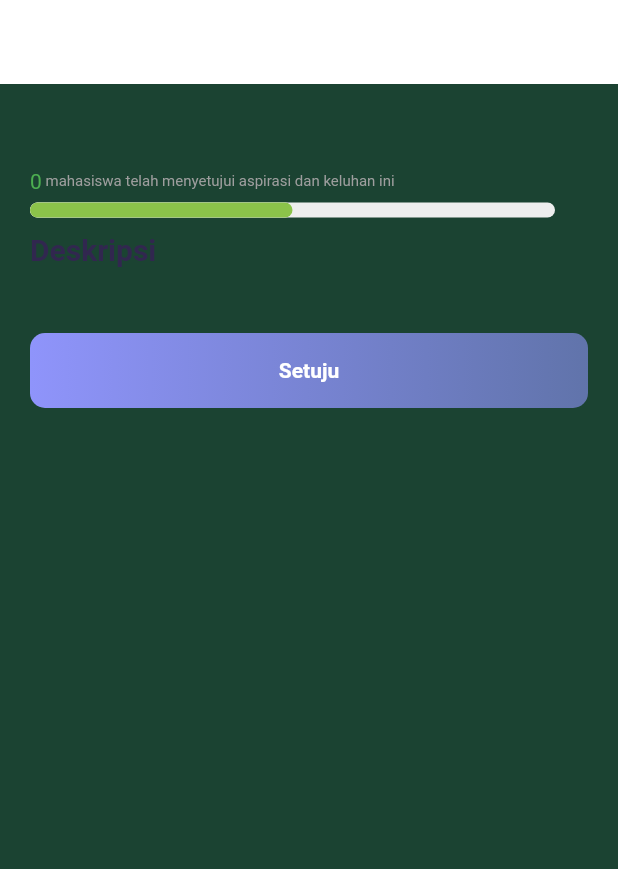
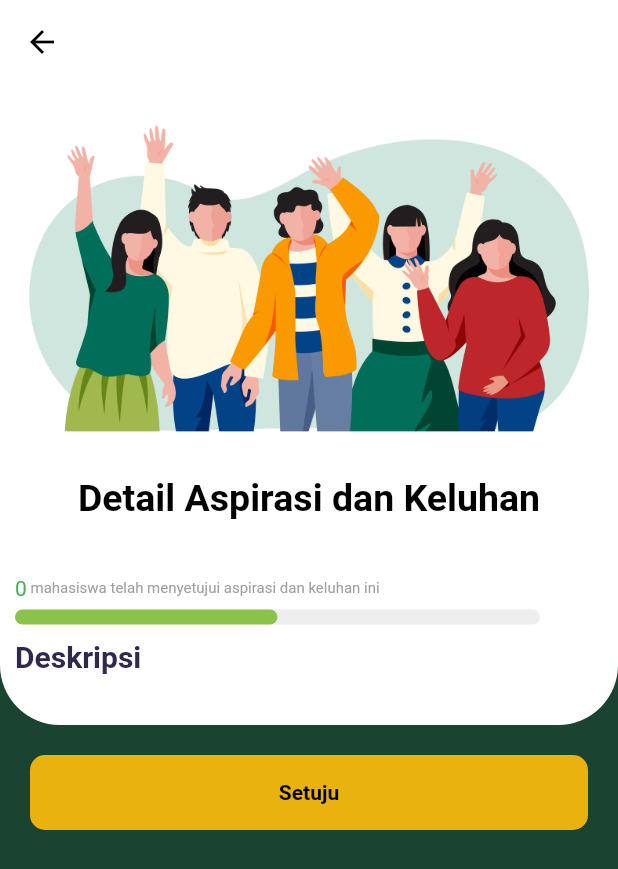
Before and after one commit to reza173040113/hmtif, a Flutter app: the DetailAspirasi screen opened directly with empty values, on a phone screen of 412 x 824 dp. Shown: the top 869 px of the screen. Run offline on Flutter 3.47's test engine with Material 2 defaults, Android fonts, the phone set to English and light mode, and no system bars; our stand-ins replace cloud_firestore, curved_navigation_bar, firebase_auth, firebase_core, simple_animations; accounts and stored records are empty.

Commit message:
update ui dan fungsi status aspirasi

```diff
--- a/lib/HalamanTambahAspirasi.dart
+++ b/lib/HalamanTambahAspirasi.dart
@@ -25,7 +25,7 @@ class TambahAspirasi extends StatefulWidget {
 }
 
 class _TambahAspirasiState extends State<TambahAspirasi> {
-  String name, deskripsi;
+  String name, deskripsi,status="belum diproses";
   int jumlahLike;
   getAspirasiName(name) {
     this.name = name;
@@ -51,6 +51,7 @@ class _TambahAspirasiState extends State<TambahAspirasi> {
       "name": name,
       "deskripsi": deskripsi,
       "jumlahLike": 0,
+      "status":status,
     };
 
     documentReference.setData(aspirasi).whenComplete(() {
--- a/lib/Views/HalamanDetailAspirasi.dart
+++ b/lib/Views/HalamanDetailAspirasi.dart
@@ -10,7 +10,7 @@ import '../HalamanUtama.dart';
 class DetailAspirasi extends StatefulWidget {
   // final DocumentSnapshot MyStudent;
   // DetailAspirasi({this.MyStudent});
-  final String name, deskripsi, documentId;
+  final String name, deskripsi, documentId, status;
   final int jumlahLike;
   DetailAspirasi({
     // @required this.isEdit,
@@ -18,6 +18,7 @@ class DetailAspirasi extends StatefulWidget {
     @required this.name,
     @required this.deskripsi,
     @required this.jumlahLike,
+    @required this.status,
   });
   @override
   _DetailAspirasiState createState() => _DetailAspirasiState();
@@ -27,7 +28,7 @@ class _DetailAspirasiState extends State<DetailAspirasi> {
   @override
   Widget build(BuildContext context) {
     final width = MediaQuery.of(context).size.width;
-
+    Size size = MediaQuery.of(context).size;
     var delay = 1.5;
     return Scaffold(
       backgroundColor: Color.fromARGB(255, 27, 67, 50),
@@ -35,7 +36,12 @@ class _DetailAspirasiState extends State<DetailAspirasi> {
           centerTitle: false,
           backgroundColor: Colors.white,
           elevation: 0,
-          leading: IconButton(icon: Icon(Icons.arrow_back), onPressed: (){
+          leading: IconButton(
+              icon: Icon(
+                Icons.arrow_back,
+                color: Colors.black,
+              ),
+              onPressed: () {
                 Navigator.of(context).push(new MaterialPageRoute(
                     builder: (BuildContext context) => new Aspirasi()));
               })),
@@ -43,82 +49,82 @@ class _DetailAspirasiState extends State<DetailAspirasi> {
         child: Column(
           crossAxisAlignment: CrossAxisAlignment.start,
           children: <Widget>[
-            // Container(
-            //   height: 400,
-            //   child: Stack(
-            //     children: <Widget>[
-            //       Positioned(
-            //         top: -40,
-            //         height: 400,
-            //         width: width,
-            //         child: FadeAnimation(
-            //             1,
-            //             Container(
-            //               decoration: BoxDecoration(
-            //                   image: DecorationImage(
-            //                       image: AssetImage('img/background-1.png'),
-            //                       fit: BoxFit.fill)),
-            //             )),
-            //       ),
-            //       Positioned(
-            //         height: 400,
-            //         width: width + 20,
-            //         child: FadeAnimation(
-            //             1.3,
-            //             Container(
-            //               decoration: BoxDecoration(
-            //                   image: DecorationImage(
-            //                       image: AssetImage('img/background-2.png'),
-            //                       fit: BoxFit.fill)),
-            //             )),
-            //       ),
-            //       Positioned(
-            //         child: FadeAnimation(
-            //             1.6,
-            //             Container(
-            //               margin: EdgeInsets.only(top: 50),
-            //               child: Center(
-            //                 child: Text(
-            //                   "Detail Aspirasi dan Keluhan",
-            //                   style: TextStyle(
-            //                       color: Colors.white,
-            //                       fontSize: 40,
-            //                       fontWeight: FontWeight.bold),
-            //                 ),
-            //               ),
-            //             )),
-            //       )
-            //     ],
-            //   ),
-            // ),
-            Padding(
-              padding: EdgeInsets.symmetric(horizontal: 20),
+            Container(
+              width: double.infinity,
+              decoration: BoxDecoration(
+                  color: Colors.white,
+                  borderRadius: BorderRadius.only(
+                    bottomLeft: Radius.circular(40),
+                    bottomRight: Radius.circular(40),
+                  )),
               child: Column(
                   crossAxisAlignment: CrossAxisAlignment.start,
                   children: <Widget>[
-                    FadeAnimation(
-                        1.5,
-                        Text(
-                          widget.name,
+                    Container(
+                      margin: EdgeInsets.symmetric(vertical: 0),
+                      padding: EdgeInsets.symmetric(horizontal: 10),
+                      child: Stack(children: <Widget>[
+                        Container(
+                            decoration: BoxDecoration(
+                              color: Colors.white,
+                              shape: BoxShape.circle,
+                            ),
+                            child: Column(
+                                crossAxisAlignment: CrossAxisAlignment.start,
+                                children: <Widget>[
+                                  Image.asset("img/orang.jpg"),
+                                  Center(
+                                    child: Text(
+                                      "Detail Aspirasi dan Keluhan",
                                       style: TextStyle(
-                              color: Color.fromRGBO(49, 39, 79, 1),
+                                          color: Colors.black,
+                                          fontSize: 25,
+                                          fontWeight: FontWeight.bold),
+                                    ),
+                                  ),
+                                  new Padding(
+                                      padding:
+                                          EdgeInsets.fromLTRB(0, 15, 0, 0)),
+                                  Row(
+                                    children: <Widget>[
+                                      Text(widget.name,
+                                          style: TextStyle(
+                                              color:
+                                                  Color.fromRGBO(49, 39, 79, 1),
                                               fontWeight: FontWeight.bold,
-                              fontSize: 40),
+                                              fontSize: 20)),
+                                      new Padding(
+                                          padding:
+                                              EdgeInsets.fromLTRB(5, 0, 0, 0)),
+                                      Container(
+                                          decoration: BoxDecoration(
+                                              color: Colors.lightBlue,
+                                              borderRadius: BorderRadius.only(
+                                                bottomLeft: Radius.circular(5),
+                                                bottomRight: Radius.circular(5),
+                                                topLeft: Radius.circular(5),
+                                                topRight: Radius.circular(5),
                                               )),
-                    new Padding(padding: EdgeInsets.fromLTRB(0, 10, 0, 0)),
-
+                                          child: Text(widget.status,
+                                              style: TextStyle(
+                                                  color: Colors.white,
+                                                  fontSize: 11)))
+                                    ],
+                                  ),
                                   FadeAnimation(
                                       1.5,
                                       Row(
                                         children: <Widget>[
                                           new Text(
                                             widget.jumlahLike.toString(),
-                              style: TextStyle(color: Colors.green),
+                                            style:
+                                                TextStyle(color: Colors.green),
                                           ),
                                           new Text(
                                             " mahasiswa telah menyetujui aspirasi dan keluhan ini",
-                              style:
-                                  TextStyle(color: Colors.grey, fontSize: 10),
+                                            style: TextStyle(
+                                                color: Colors.grey,
+                                                fontSize: 10),
                                           ),
                                         ],
                                       )),
@@ -132,40 +138,62 @@ class _DetailAspirasiState extends State<DetailAspirasi> {
                                             height: 10,
                                             decoration: BoxDecoration(
                                                 color: Colors.grey[200],
-                                  borderRadius: BorderRadius.circular(5)),
+                                                borderRadius:
+                                                    BorderRadius.circular(5)),
                                           ),
                                           Material(
-                              borderRadius: BorderRadius.circular(5),
+                                            borderRadius:
+                                                BorderRadius.circular(5),
                                             child: AnimatedContainer(
                                               height: 10,
                                               width: 350 * 0.5,
-                                duration: Duration(milliseconds: 500),
+                                              duration:
+                                                  Duration(milliseconds: 500),
                                               decoration: BoxDecoration(
                                                   color: Colors.lightGreen,
-                                    borderRadius: BorderRadius.circular(5)),
+                                                  borderRadius:
+                                                      BorderRadius.circular(5)),
                                             ),
                                           )
                                         ],
                                       )),
-                    new Padding(padding: EdgeInsets.fromLTRB(0, 10, 0, 0)),
+                                  new Padding(
+                                      padding:
+                                          EdgeInsets.fromLTRB(0, 10, 0, 0)),
                                   FadeAnimation(
                                       1.5,
                                       Text(
                                         "Deskripsi",
                                         style: TextStyle(
-                              color: Color.fromRGBO(49, 39, 79, 1),
+                                            color:
+                                                Color.fromRGBO(49, 39, 79, 1),
                                             fontWeight: FontWeight.bold,
                                             fontSize: 20),
                                       )),
-                    new Padding(padding: EdgeInsets.fromLTRB(0, 10, 0, 0)),
                                   FadeAnimation(
                                       1.5,
-                        Text(
+                                      Padding(
+                                        padding: const EdgeInsets.symmetric(
+                                            vertical: 10, horizontal: 10),
+                                        child: Text(
                                           widget.deskripsi,
                                           style: TextStyle(
-                              color: Color.fromRGBO(49, 39, 79, 1),
+                                              color:
+                                                  Color.fromRGBO(49, 39, 79, 1),
                                               fontSize: 12),
+                                        ),
                                       )),
+                                ]))
+                      ]),
+                    )
+                  ]),
+            ),
+            Padding(
+              padding: EdgeInsets.symmetric(horizontal: 20),
+              child: Column(
+                  crossAxisAlignment: CrossAxisAlignment.start,
+                  children: <Widget>[
+                    //
                     new Padding(padding: EdgeInsets.fromLTRB(0, 20, 0, 0)),
 
                     FadeAnimation(
@@ -175,6 +203,7 @@ class _DetailAspirasiState extends State<DetailAspirasi> {
                             String documentId = widget.documentId;
                             String name = widget.name;
                             String deskripsi = widget.deskripsi;
+                            String status = widget.status;
 
                             int jumlahLike =
                                 int.parse(widget.jumlahLike.toString());
@@ -186,6 +215,7 @@ class _DetailAspirasiState extends State<DetailAspirasi> {
                               "name": name,
                               "deskripsi": deskripsi,
                               "jumlahLike": jumlahLike + 1,
+                              "status":status,
                             };
 
                             documentReference
@@ -198,7 +228,7 @@ class _DetailAspirasiState extends State<DetailAspirasi> {
                                 builder: (BuildContext context) {
                                   return AlertDialog(
                                     title: Text(
-                                        'Terimakasih sudah menyetujui aspirasi dan keluhan ini,silahkan liat aspirasi dan keluhan yang lain'),
+                                        'Terimakasih sudah menyetujui aspirasi dan keluhan ini'),
                                     actions: <Widget>[
                                       FlatButton(
                                         child: Text('OK'),
@@ -219,35 +249,23 @@ class _DetailAspirasiState extends State<DetailAspirasi> {
                             decoration: BoxDecoration(
                                 borderRadius: BorderRadius.circular(10),
                                 gradient: LinearGradient(colors: [
-                                  Color.fromRGBO(143, 148, 251, 1),
-                                  Color.fromRGBO(143, 148, 251, .6),
+                                  Color.fromARGB(255, 255, 190, 11)
+                                      .withOpacity(0.9),
+                                  Color.fromARGB(255, 255, 190, 11)
+                                      .withOpacity(0.9),
                                 ])),
                             child: Center(
                               child: Text(
                                 "Setuju",
                                 style: TextStyle(
-                                    color: Colors.white,
+                                    color: Colors.black,
                                     fontWeight: FontWeight.bold),
                               ),
                             ),
                           ),
                         )),
-                    // FadeAnimation(
-                    //     1.5,
-                    //     Text(
-                    //       "Deskripsi",
-                    //       style: TextStyle(
-                    //           color: Color.fromRGBO(49, 39, 79, 1),
-                    //           fontWeight: FontWeight.bold,
-                    //           fontSize: 20),
-                    //     )),
                   ]),
             ),
-            // FadeAnimation(
-            //     1.8,
-            //     Card(
-            //         child: ListTile(
-            //             title: Text(widget.MyStudent.data()["name"])))),
           ],
         ),
       ),
--- a/pubspec.yaml
+++ b/pubspec.yaml
@@ -62,7 +62,7 @@ flutter:
       - img/clock.png
       - img/light-1.png
       - img/light-2.png
-      - img/background-3.jpg
+      - img/orang.jpg
 
   #   - images/a_dot_ham.jpeg
 
```
Also changed, not shown: lib/HalamanEditAspirasi.dart (+5 -12 lines), lib/Views/HalamanAspirasi.dart (+34 -63 lines), img/orang.jpg (added). Lines whose indentation alone changed are shown as unchanged.
